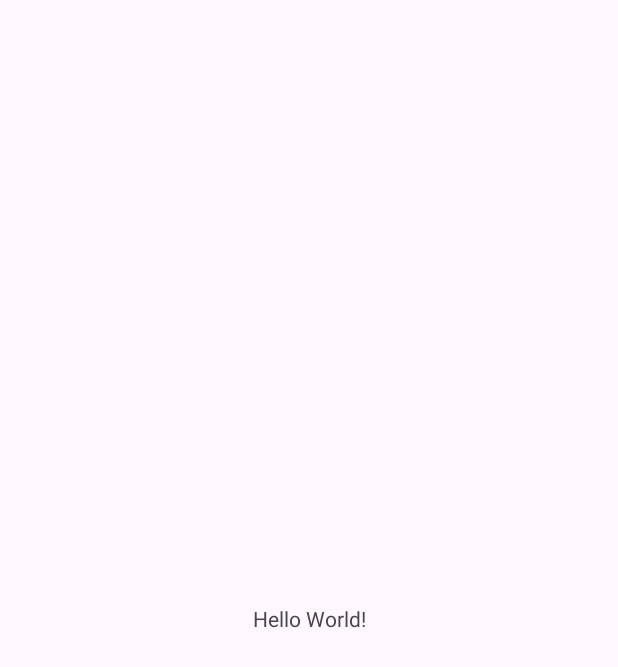
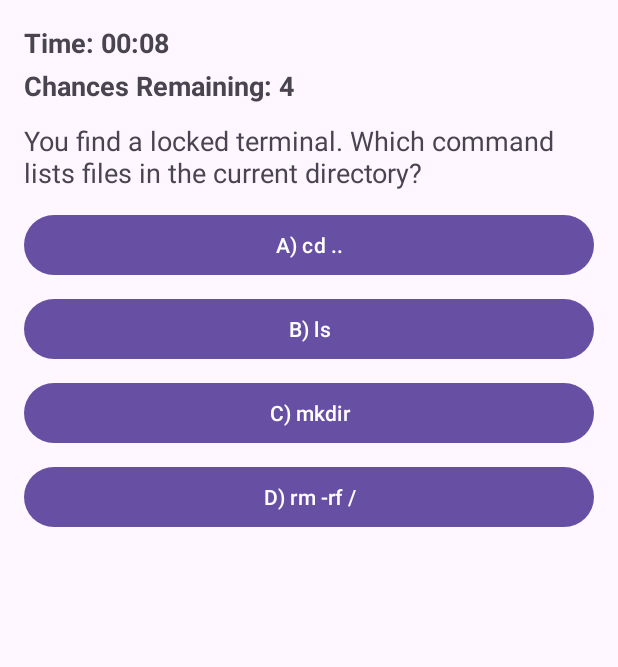
Before and after one commit to dorta-csumb/CyberSurvivalJava, an Android app: the screen it shows after launch (MainActivity before the commit, PuzzleActivity after it), on a phone screen of 412 x 824 dp. Before the commit the part shown is almost empty. Shown: the top 667 px of the screen. Run offline under Robolectric (Android 15) with nearby library versions, the phone set to English and light mode, and no system bars.

Commit message:
Initial Commit: Branch: feature/puzzle Added: - PuzzleActivity.java - activity_puzzle.xml - AndroidManifest entry
Verification:
Successfully launched the Puzzle & Challenge Window Prototype featuring:
- Timer (currently stopwatch style)
- Chance counter
- Answer checking logic

Notes:
We discussed changing the timer feature to a boolean event trigger to preserve immersion and pacing — a visible countdown felt less authentic for the zombie-apocalypse scenario. Adjustment planned in an upcoming commit.

```diff
--- a/app/src/main/AndroidManifest.xml
+++ b/app/src/main/AndroidManifest.xml
@@ -1,25 +1,30 @@
 <?xml version="1.0" encoding="utf-8"?>
-<manifest xmlns:android="http://schemas.android.com/apk/res/android"
-    xmlns:tools="http://schemas.android.com/tools">
+<manifest xmlns:android="http://schemas.android.com/apk/res/android">
 
     <application
         android:allowBackup="true"
         android:dataExtractionRules="@xml/data_extraction_rules"
         android:fullBackupContent="@xml/backup_rules"
         android:icon="@mipmap/ic_launcher"
-        android:label="@string/app_name"
+        android:label="CyberSurvivalJava"
         android:roundIcon="@mipmap/ic_launcher_round"
         android:supportsRtl="true"
         android:theme="@style/Theme.CyberSurvivalJava">
+
+        <!-- MAIN (launcher) -->
         <activity
             android:name=".MainActivity"
             android:exported="true">
             <intent-filter>
                 <action android:name="android.intent.action.MAIN" />
-
                 <category android:name="android.intent.category.LAUNCHER" />
             </intent-filter>
         </activity>
+
+        <!-- PUZZLE (no launcher) -->
+        <activity
+            android:name=".PuzzleActivity"
+            android:exported="false" />
     </application>
 
 </manifest>
--- a/app/src/main/java/com/example/cybersurvivaljava/MainActivity.java
+++ b/app/src/main/java/com/example/cybersurvivaljava/MainActivity.java
@@ -1,24 +1,17 @@
 package com.example.cybersurvivaljava;
 
+import android.content.Intent;
 import android.os.Bundle;
-
-import androidx.activity.EdgeToEdge;
 import androidx.appcompat.app.AppCompatActivity;
-import androidx.core.graphics.Insets;
-import androidx.core.view.ViewCompat;
-import androidx.core.view.WindowInsetsCompat;
 
 public class MainActivity extends AppCompatActivity {
 
     @Override
     protected void onCreate(Bundle savedInstanceState) {
         super.onCreate(savedInstanceState);
-        EdgeToEdge.enable(this);
         setContentView(R.layout.activity_main);
-        ViewCompat.setOnApplyWindowInsetsListener(findViewById(R.id.main), (v, insets) -> {
-            Insets systemBars = insets.getInsets(WindowInsetsCompat.Type.systemBars());
-            v.setPadding(systemBars.left, systemBars.top, systemBars.right, systemBars.bottom);
-            return insets;
-        });
+
+        // TEMP: Jump straight to PuzzleActivity to verify it runs
+        startActivity(new Intent(this, PuzzleActivity.class));
     }
 }
--- /dev/null
+++ b/app/src/main/java/com/example/cybersurvivaljava/PuzzleActivity.java
@@ -0,0 +1,142 @@
+package com.example.cybersurvivaljava;
+
+import android.content.Context;
+import android.content.Intent;
+import android.os.Bundle;
+import android.os.Handler;
+import android.os.Looper;
+import android.view.View;
+import android.widget.Button;
+import android.widget.TextView;
+import android.widget.Toast;
+
+import androidx.annotation.Nullable;
+import androidx.appcompat.app.AppCompatActivity;
+
+import java.util.Locale;
+
+public class PuzzleActivity extends AppCompatActivity {
+
+    // Stopwatch
+    private final Handler timerHandler = new Handler(Looper.getMainLooper());
+    private long startMs = 0L;
+    private boolean timerRunning = false;
+
+    private TextView tvTimer, tvChances, tvQuestion;
+    private Button btnA, btnB, btnC, btnD;
+
+    // Temporary stub (swap for Room later)
+    private String prompt = "You find a locked terminal. Which command lists files in the current directory?";
+    private String optA = "A) cd ..";
+    private String optB = "B) ls";
+    private String optC = "C) mkdir";
+    private String optD = "D) rm -rf /";
+    private char correct = 'B';
+
+    private int chances = 4;
+    private boolean answered = false;
+
+    public static Intent newIntent(Context ctx) {
+        return new Intent(ctx, PuzzleActivity.class);
+    }
+
+    @Override
+    protected void onCreate(@Nullable Bundle savedInstanceState) {
+        super.onCreate(savedInstanceState);
+        setContentView(R.layout.activity_puzzle);
+
+        tvTimer = findViewById(R.id.tvTimer);
+        tvChances = findViewById(R.id.tvChances);
+        tvQuestion = findViewById(R.id.tvQuestion);
+        btnA = findViewById(R.id.btnA);
+        btnB = findViewById(R.id.btnB);
+        btnC = findViewById(R.id.btnC);
+        btnD = findViewById(R.id.btnD);
+
+        // Seed UI
+        tvQuestion.setText(prompt);
+        btnA.setText(optA);
+        btnB.setText(optB);
+        btnC.setText(optC);
+        btnD.setText(optD);
+        updateChances();
+
+        // Click listeners
+        btnA.setOnClickListener(v -> handleAnswer('A', v));
+        btnB.setOnClickListener(v -> handleAnswer('B', v));
+        btnC.setOnClickListener(v -> handleAnswer('C', v));
+        btnD.setOnClickListener(v -> handleAnswer('D', v));
+    }
+
+    @Override
+    protected void onResume() {
+        super.onResume();
+        startStopwatch();
+    }
+
+    @Override
+    protected void onPause() {
+        super.onPause();
+        stopStopwatch();
+    }
+
+    // Stopwatch tick
+    private final Runnable tick = new Runnable() {
+        @Override public void run() {
+            long elapsed = System.currentTimeMillis() - startMs;
+            int secs = (int) (elapsed / 1000);
+            int mins = secs / 60;
+            secs = secs % 60;
+            tvTimer.setText(String.format(Locale.US, "Time: %02d:%02d", mins, secs));
+            if (timerRunning) timerHandler.postDelayed(this, 1000);
+        }
+    };
+
+    private void startStopwatch() {
+        if (timerRunning) return;
+        startMs = System.currentTimeMillis();
+        timerRunning = true;
+        timerHandler.post(tick);
+    }
+
+    private void stopStopwatch() {
+        timerRunning = false;
+        timerHandler.removeCallbacks(tick);
+    }
+
+    private void handleAnswer(char selected, View v) {
+        if (answered) return;
+
+        boolean isCorrect = (selected == correct);
+        if (isCorrect) {
+            answered = true;
+            disableAll();
+            Toast.makeText(this, "Correct! ✅", Toast.LENGTH_SHORT).show();
+            // TODO: log success and navigate
+        } else {
+            chances--;
+            updateChances();
+            v.setEnabled(false);
+            Toast.makeText(this, "Try again.", Toast.LENGTH_SHORT).show();
+
+            if (chances <= 0) {
+                answered = true;
+                disableAll();
+                Toast.makeText(this, "Out of chances. ❌", Toast.LENGTH_SHORT).show();
+                // TODO: log failure and navigate
+            }
+        }
+    }
+
+    private void updateChances() {
+        tvChances.setText("Chances Remaining: " + chances);
+    }
+
+    private void disableAll() {
+        btnA.setEnabled(false);
+        btnB.setEnabled(false);
+        btnC.setEnabled(false);
+        btnD.setEnabled(false);
+        stopStopwatch();
+    }
+}
--- /dev/null
+++ b/app/src/main/res/layout/activity_puzzle.xml
@@ -0,0 +1,62 @@
+<?xml version="1.0" encoding="utf-8"?>
+<LinearLayout xmlns:android="http://schemas.android.com/apk/res/android"
+    android:id="@+id/puzzle_root"
+    android:layout_width="match_parent"
+    android:layout_height="match_parent"
+    android:orientation="vertical"
+    android:padding="16dp">
+
+    <TextView
+        android:id="@+id/tvTimer"
+        android:layout_width="wrap_content"
+        android:layout_height="wrap_content"
+        android:text="Time: 00:00"
+        android:textStyle="bold"
+        android:textSize="18sp" />
+
+    <TextView
+        android:id="@+id/tvChances"
+        android:layout_width="wrap_content"
+        android:layout_height="wrap_content"
+        android:text="Chances Remaining: 4"
+        android:textStyle="bold"
+        android:textSize="18sp"
+        android:layout_marginTop="4dp" />
+
+    <TextView
+        android:id="@+id/tvQuestion"
+        android:layout_width="match_parent"
+        android:layout_height="wrap_content"
+        android:text="Question will appear here."
+        android:textSize="18sp"
+        android:layout_marginTop="12dp" />
+
+    <Button
+        android:id="@+id/btnA"
+        android:layout_width="match_parent"
+        android:layout_height="wrap_content"
+        android:text="A"
+        android:layout_marginTop="12dp" />
+
+    <Button
+        android:id="@+id/btnB"
+        android:layout_width="match_parent"
+        android:layout_height="wrap_content"
+        android:text="B"
+        android:layout_marginTop="8dp" />
+
+    <Button
+        android:id="@+id/btnC"
+        android:layout_width="match_parent"
+        android:layout_height="wrap_content"
+        android:text="C"
+        android:layout_marginTop="8dp" />
+
+    <Button
+        android:id="@+id/btnD"
+        android:layout_width="match_parent"
+        android:layout_height="wrap_content"
+        android:text="D"
+        android:layout_marginTop="8dp" />
+
+</LinearLayout>
```
